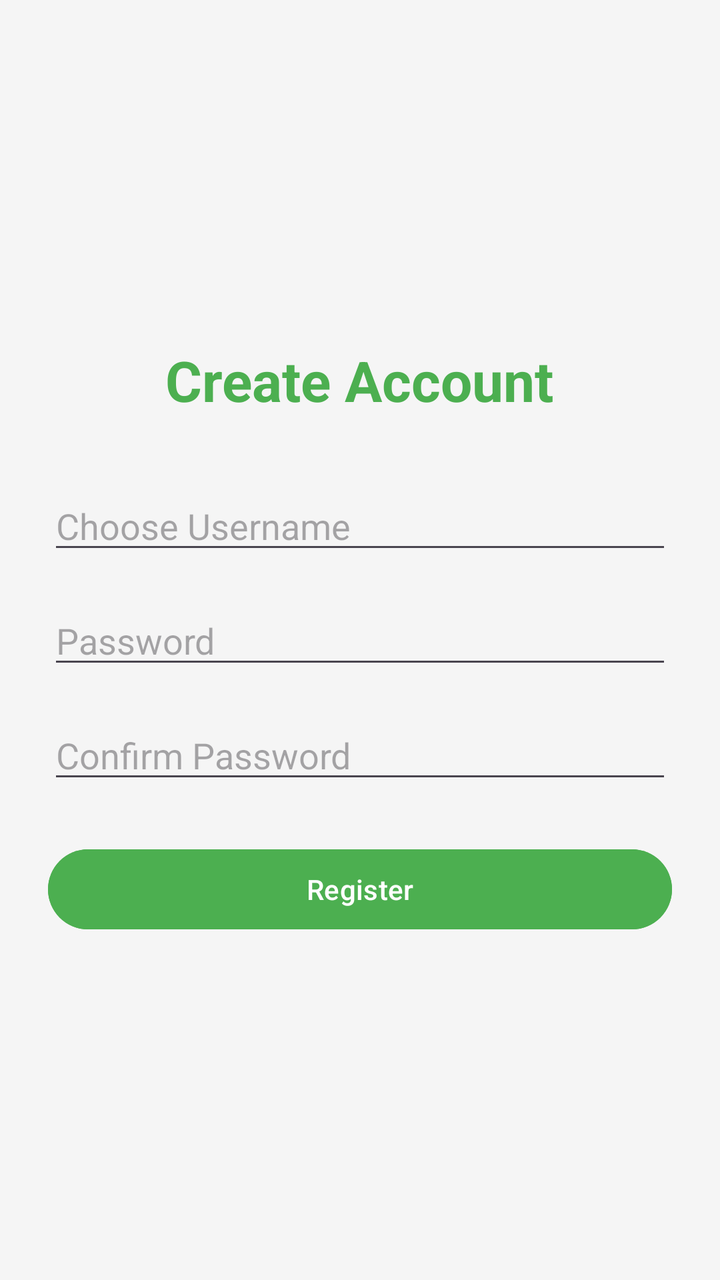
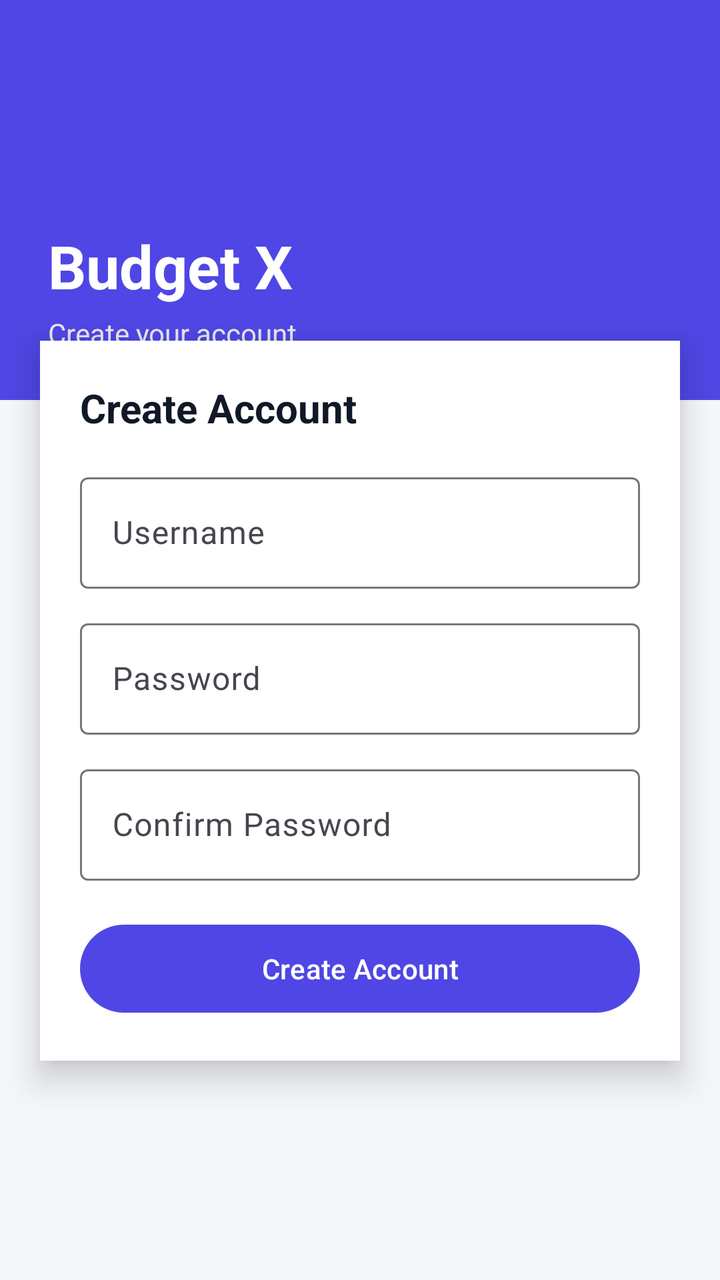

Before-and-after screenshots of an Android layout around one commit, followed by the original layout XML and the change that was made.
<!-- AndroidManifest.xml: application theme Theme.BudgetX -->
<!-- res/layout/activity_register.xml -->
<?xml version="1.0" encoding="utf-8"?>
<LinearLayout xmlns:android="http://schemas.android.com/apk/res/android"
    android:layout_width="match_parent"
    android:layout_height="match_parent"
    android:orientation="vertical"
    android:padding="24dp"
    android:gravity="center"
    android:background="#F5F5F5">

    <TextView
        android:layout_width="wrap_content"
        android:layout_height="wrap_content"
        android:text="Create Account"
        android:textSize="28sp"
        android:textStyle="bold"
        android:textColor="#4CAF50"
        android:layout_marginBottom="32dp" />

    <EditText
        android:id="@+id/etRegUsername"
        android:layout_width="match_parent"
        android:layout_height="wrap_content"
        android:hint="Choose Username"
        android:layout_marginBottom="16dp" />

    <EditText
        android:id="@+id/etRegPassword"
        android:layout_width="match_parent"
        android:layout_height="wrap_content"
        android:hint="Password"
        android:inputType="textPassword"
        android:layout_marginBottom="16dp" />

    <EditText
        android:id="@+id/etRegConfirmPassword"
        android:layout_width="match_parent"
        android:layout_height="wrap_content"
        android:hint="Confirm Password"
        android:inputType="textPassword"
        android:layout_marginBottom="24dp" />

    <Button
        android:id="@+id/btnRegister"
        android:layout_width="match_parent"
        android:layout_height="wrap_content"
        android:text="Register"
        android:backgroundTint="#4CAF50" />

</LinearLayout>
<!-- resources referenced by this layout -->
<resources>
  <style name="Theme.BudgetX" parent="Base.Theme.BudgetX" />
  <style name="Base.Theme.BudgetX" parent="Theme.Material3.DayNight.NoActionBar">
          
          
      </style>
</resources>

<!-- the commit's change to res/layout/activity_register.xml (unified diff, before → after) -->
@@ -1,49 +1,109 @@
 <?xml version="1.0" encoding="utf-8"?>
 <LinearLayout xmlns:android="http://schemas.android.com/apk/res/android"
+    xmlns:app="http://schemas.android.com/apk/res-auto"
     android:layout_width="match_parent"
     android:layout_height="match_parent"
     android:orientation="vertical"
-    android:padding="24dp"
-    android:gravity="center"
-    android:background="#F5F5F5">
+    android:background="#F5F7FB">
 
-    <TextView
-        android:layout_width="wrap_content"
-        android:layout_height="wrap_content"
-        android:text="Create Account"
-        android:textSize="28sp"
-        android:textStyle="bold"
-        android:textColor="#4CAF50"
-        android:layout_marginBottom="32dp" />
+    
+    <LinearLayout
+        android:layout_width="match_parent"
+        android:layout_height="200dp"
+        android:background="#4F46E5"
+        android:orientation="vertical"
+        android:padding="24dp"
+        android:gravity="bottom">
 
-    <EditText
-        android:id="@+id/etRegUsername"
+        <TextView
+            android:layout_width="wrap_content"
+            android:layout_height="wrap_content"
+            android:text="Budget X"
+            android:textSize="30sp"
+            android:textStyle="bold"
+            android:textColor="#FFFFFF"/>
+
+        <TextView
+            android:layout_width="wrap_content"
+            android:layout_height="wrap_content"
+            android:text="Create your account"
+            android:textSize="14sp"
+            android:textColor="#E5E7EB"
+            android:layout_marginTop="4dp"/>
+    </LinearLayout>
+
+    
+    <LinearLayout
         android:layout_width="match_parent"
         android:layout_height="wrap_content"
-        android:hint="Choose Username"
-        android:layout_marginBottom="16dp" />
+        android:orientation="vertical"
+        android:layout_marginTop="-30dp"
+        android:layout_marginLeft="20dp"
+        android:layout_marginRight="20dp"
+        android:background="#FFFFFF"
+        android:padding="20dp"
+        android:elevation="10dp">
 
-    <EditText
-        android:id="@+id/etRegPassword"
-        android:layout_width="match_parent"
-        android:layout_height="wrap_content"
-        android:hint="Password"
-        android:inputType="textPassword"
-        android:layout_marginBottom="16dp" />
+        
+        <TextView
+            android:layout_width="wrap_content"
+            android:layout_height="wrap_content"
+            android:text="Create Account"
+            android:textSize="20sp"
+            android:textStyle="bold"
+            android:textColor="#111827"
+            android:layout_marginBottom="16dp"/>
 
-    <EditText
-        android:id="@+id/etRegConfirmPassword"
-        android:layout_width="match_parent"
-        android:layout_height="wrap_content"
-        android:hint="Confirm Password"
-        android:inputType="textPassword"
-        android:layout_marginBottom="24dp" />
+        
+        <com.google.android.material.textfield.TextInputLayout
+            android:layout_width="match_parent"
+            android:layout_height="wrap_content"
+            android:hint="Username">
 
-    <Button
-        android:id="@+id/btnRegister"
-        android:layout_width="match_parent"
-        android:layout_height="wrap_content"
-        android:text="Register"
-        android:backgroundTint="#4CAF50" />
+            <com.google.android.material.textfield.TextInputEditText
+                android:id="@+id/etRegUsername"
+                android:layout_width="match_parent"
+                android:layout_height="wrap_content"/>
+        </com.google.android.material.textfield.TextInputLayout>
+
+        
+        <com.google.android.material.textfield.TextInputLayout
+            android:layout_width="match_parent"
+            android:layout_height="wrap_content"
+            android:layout_marginTop="12dp"
+            android:hint="Password">
+
+            <com.google.android.material.textfield.TextInputEditText
+                android:id="@+id/etRegPassword"
+                android:layout_width="match_parent"
+                android:layout_height="wrap_content"
+                android:inputType="textPassword"/>
+        </com.google.android.material.textfield.TextInputLayout>
+
+        
+        <com.google.android.material.textfield.TextInputLayout
+            android:layout_width="match_parent"
+            android:layout_height="wrap_content"
+            android:layout_marginTop="12dp"
+            android:hint="Confirm Password">
+
+            <com.google.android.material.textfield.TextInputEditText
+                android:id="@+id/etRegConfirmPassword"
+                android:layout_width="match_parent"
+                android:layout_height="wrap_content"
+                android:inputType="textPassword"/>
+        </com.google.android.material.textfield.TextInputLayout>
+
+        
+        <com.google.android.material.button.MaterialButton
+            android:id="@+id/btnRegister"
+            android:layout_width="match_parent"
+            android:layout_height="52dp"
+            android:text="Create Account"
+            android:textColor="#FFFFFF"
+            app:backgroundTint="#4F46E5"
+            android:layout_marginTop="18dp"/>
+
+    </LinearLayout>
 
 </LinearLayout>
